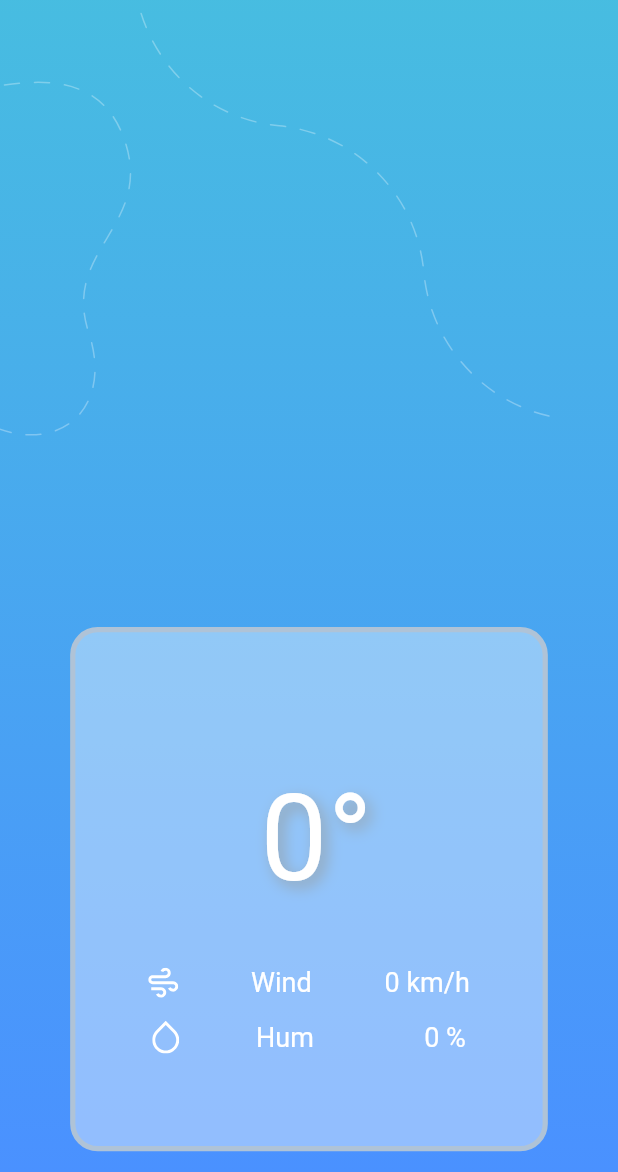
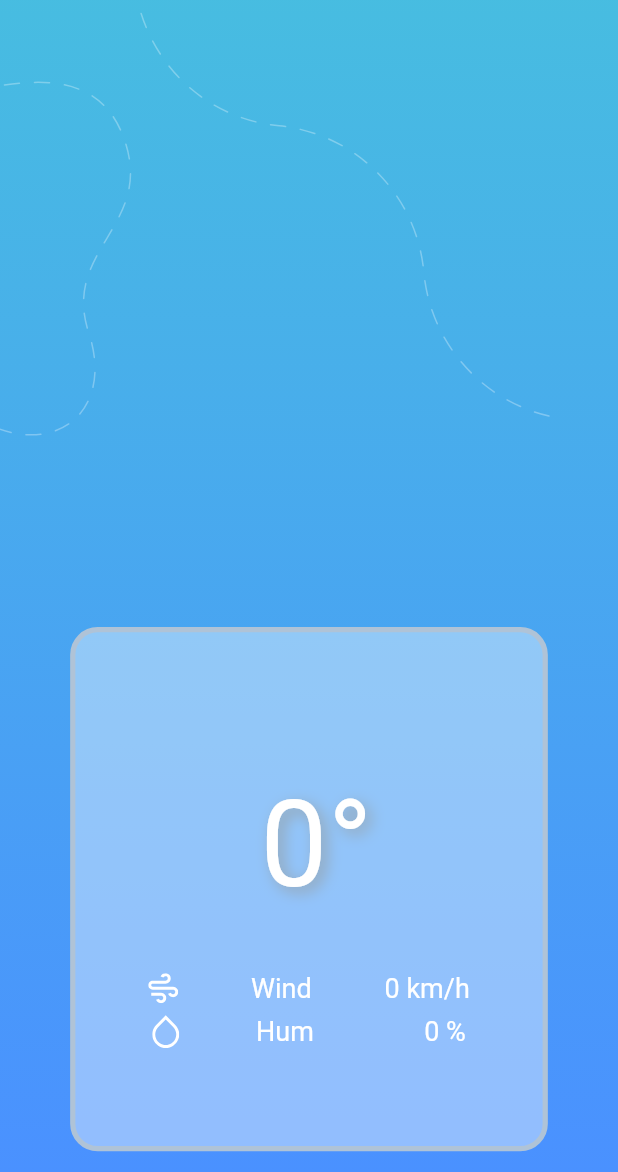
Before and after one commit to laurentcodes/weather-app, a Flutter app: the LocationInfoScreen screen opened directly, on a phone screen of 412 x 824 dp, the part 64-1236 px from its top. Run offline on Flutter 3.47's test engine with Material 2 defaults, Android fonts, the phone set to English and light mode, and no system bars; our stand-ins replace flutter_screenutil, flutter_spinkit, flutter_svg, geolocator, google_fonts; missing offline and left inert: geolocator_web; network calls fail; Roboto replaces fonts that are missing (Overpass).

Commit message:
docs: Updated README
Updated README and made a Minor fix

```diff
--- a/lib/widgets/weather_card.dart
+++ b/lib/widgets/weather_card.dart
@@ -78,16 +78,13 @@ class WeatherCard extends StatelessWidget {
                     ],
                   ),
                 ),
-                Padding(
-                  padding: EdgeInsets.only(top: 8.h),
-                  child: Row(
+                Row(
                   mainAxisAlignment: MainAxisAlignment.spaceEvenly,
                   children: [
                     SvgPicture.asset('assets/svg/humidity.svg'),
                     const Text('Hum     ', style: cardTextStyle),
                     Text('${hum.toString()} %', style: cardTextStyle),
                   ],
-                  ),
                 ),
               ],
             ),
```
Also changed, not shown: 1 other file. Lines whose indentation alone changed are shown as unchanged.
